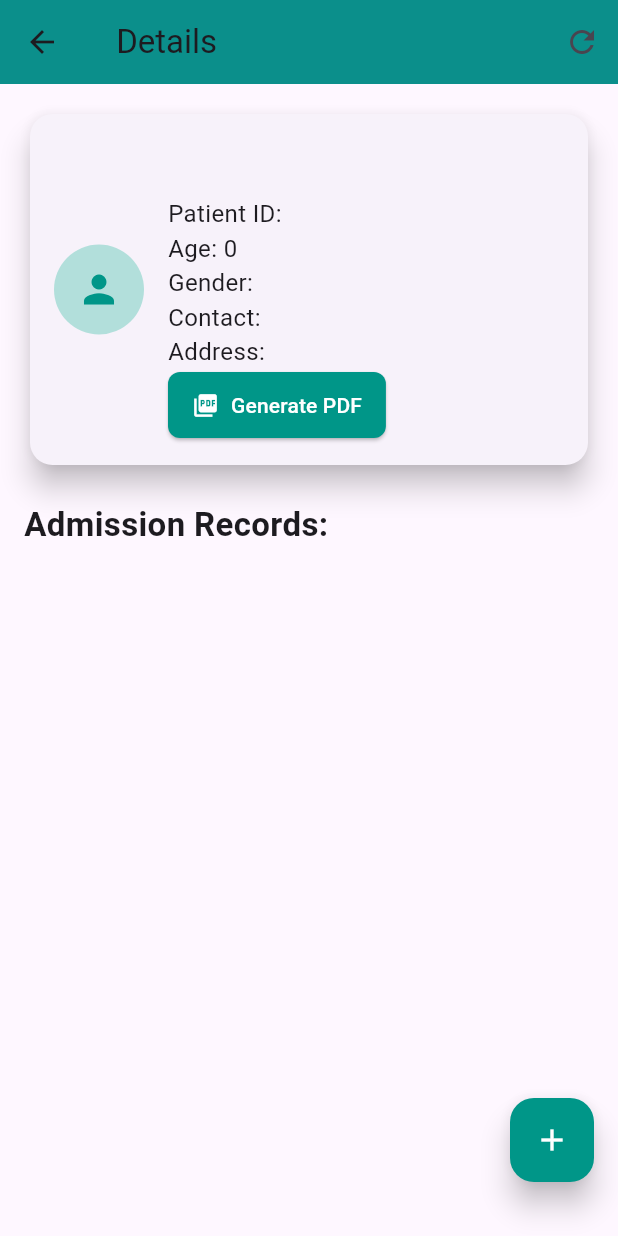
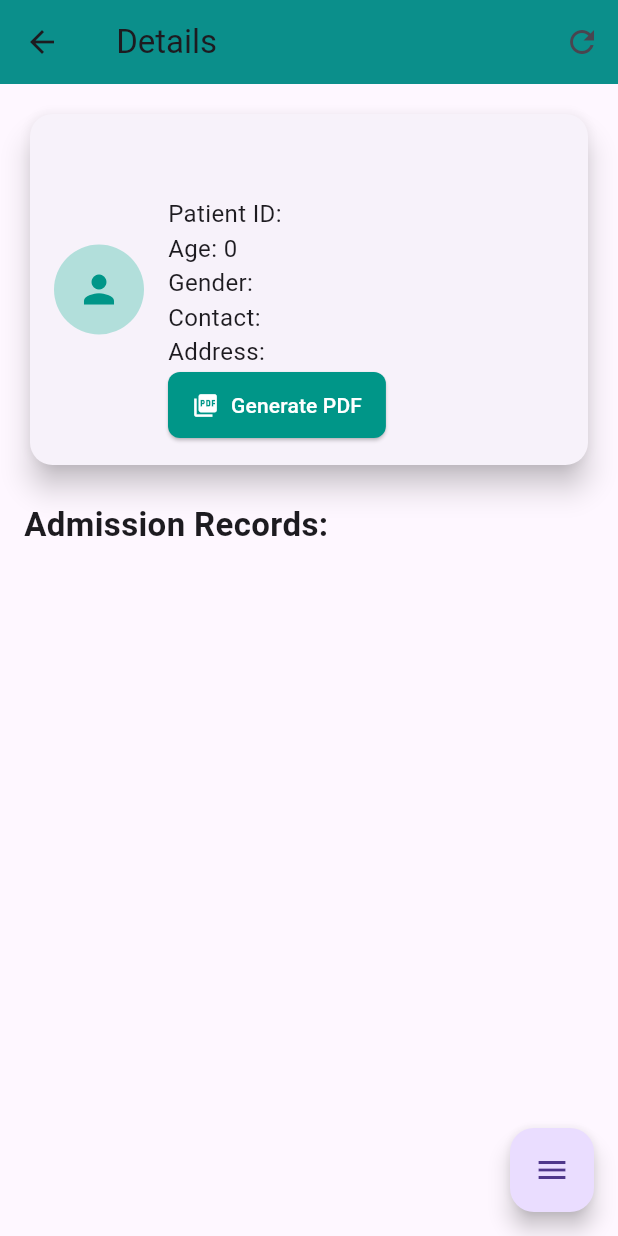
Before and after one commit to Aadarsh-Mane/doctorapp, a Flutter app: the PatientDetailScreen4 screen opened directly with empty values, on a phone screen of 412 x 824 dp. Run offline on Flutter 3.47's test engine with Material 3 defaults, Android fonts, the phone set to English and light mode, and no system bars; drawn by our look-alikes of flutter_expandable_fab; our stand-ins replace carousel_slider, curved_navigation_bar, flutter_animate, flutter_riverpod, pdf, printing and 2 more; accounts and stored records are empty; statements that could not run were skipped.

Commit message:
enhanced floating button ui

```diff
--- a/lib/Doctor/DoctorPatientDetailScreen.dart
+++ b/lib/Doctor/DoctorPatientDetailScreen.dart
@@ -3,6 +3,7 @@ import 'package:doctorapp/constants/Urls.dart';
 import 'package:doctorapp/providers/auth_providers.dart';
 import 'package:flutter/material.dart';
 import 'package:doctorapp/models/getNewPatientModel.dart';
+import 'package:flutter_expandable_fab/flutter_expandable_fab.dart';
 import 'package:http/http.dart' as http;
 import 'dart:convert';
 import 'package:shared_preferences/shared_preferences.dart';
@@ -1173,21 +1174,33 @@ class _PatientDetailScreen2State extends State<PatientDetailScreen4> {
           ],
         ),
       ),
-      floatingActionButton: Container(
-        margin: const EdgeInsets.only(
-            bottom: 20), // Moves the button up by 20 pixels
-        child: FloatingActionButton(
-          onPressed: () {
-            // Handle the action for adding a prescription
-            _openAddPrescriptionDialog(
-              widget.patient.patientId,
-              widget.patient.admissionRecords.first.id,
-            );
-          },
-          backgroundColor: Colors.teal,
-          elevation: 8, // Adds elevation to the button
-          child: const Icon(Icons.add, color: Colors.white),
-        ),
+      floatingActionButtonLocation: ExpandableFab.location,
+      floatingActionButton: ExpandableFab(
+        distance: 100.0, // Distance between buttons
+        type: ExpandableFabType.up, // Expand upwards
+        children: [
+          FloatingActionButton.extended(
+            label: Text('Add Prescription'),
+            heroTag: 'fab2',
+            onPressed: () {
+              print('Action 2');
+            },
+          ),
+          FloatingActionButton.extended(
+            label: Text('Add Follow-Up'),
+            heroTag: 'fab2',
+            onPressed: () {
+              print('Action 2');
+            },
+          ),
+          // FloatingActionButton.small(
+          //   heroTag: 'fab3',
+          //   onPressed: () {
+          //     print('Action 3');
+          //   },
+          //   child: Icon(Icons.camera),
+          // ),
+        ],
       ),
     );
   }
```
